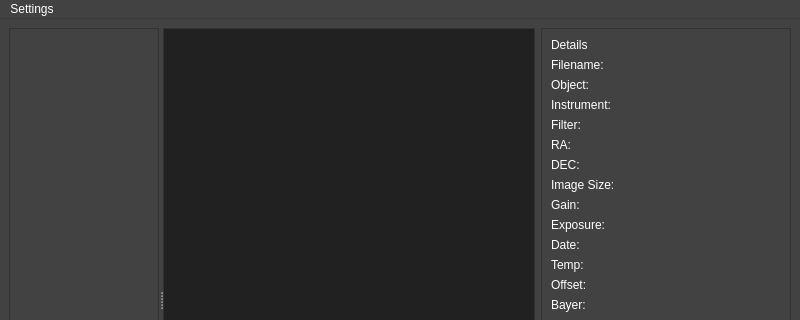
AstrocatApp/AstrocatApp, file src/mainwindow.ui: the form before one commit; both pictures show x 0 to 800 and y 0 to 320 of the 800 by 600 pixel window.
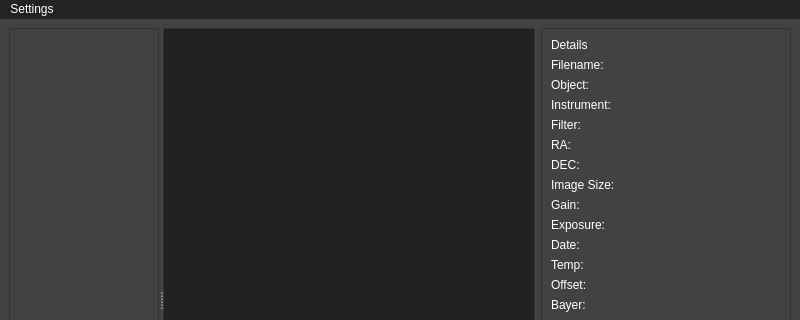
The form after the commit.

Commit message: Set menubar style

What changed in the file:
```diff
--- a/src/mainwindow.ui
+++ b/src/mainwindow.ui
@@ -808,6 +808,22 @@
      <height>24</height>
     </rect>
    </property>
+   <property name="styleSheet">
+    <string notr="true">QMenuBar {
+  color: white;
+  background-color: #232323;
+}
+
+QMenu::item{
+  background-color: #232323;
+  color: white;
+}
+
+QMenu::item:selected{
+  background-color: rgb(0, 85, 127);
+  color: white;
+}</string>
+   </property>
    <widget class="QMenu" name="menuSettings">
     <property name="title">
      <string>Settings</string>
```
